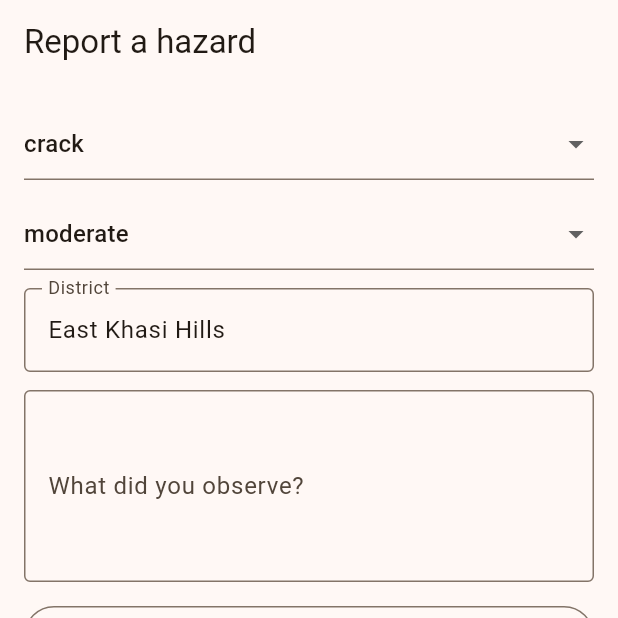
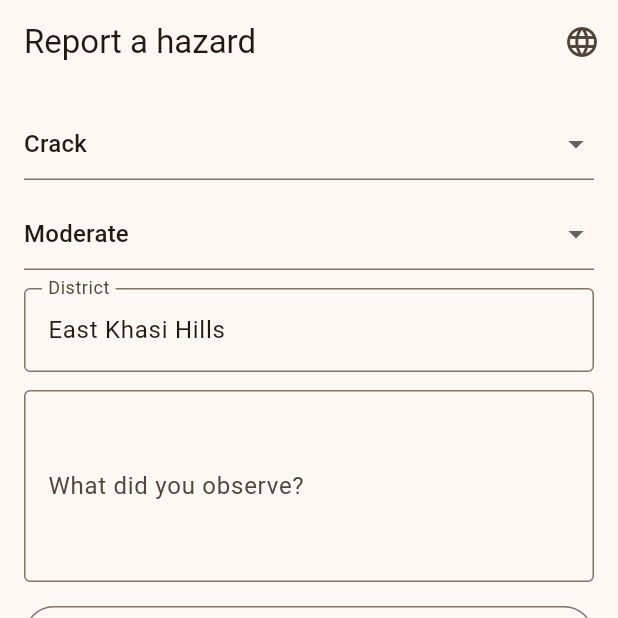
Before and after one commit to sahinurrahman-debug/NER-SHIELD, a Flutter app: the screen it shows after launch, after a tap on "Submit report", on a phone screen of 412 x 824 dp, the top half of it. Run offline on Flutter 3.47's test engine with Material 3 defaults, Android fonts, the phone set to English and light mode, and no system bars; our stand-ins replace geolocator, image_picker, shared_preferences; network calls fail.

Commit message:
Add in-app language picker (English/Hindi/Assamese/Bengali)

```diff
--- a/mobile/lib/main.dart
+++ b/mobile/lib/main.dart
@@ -6,22 +6,48 @@ import 'package:http_parser/http_parser.dart';
 import 'package:image_picker/image_picker.dart';
 import 'package:shared_preferences/shared_preferences.dart';
 
+import 'strings.dart';
+
 const apiBaseUrl = 'https://ner-shield-api.onrender.com';
 
 void main() => runApp(const NerShieldApp());
 
-class NerShieldApp extends StatelessWidget {
+class NerShieldApp extends StatefulWidget {
   const NerShieldApp({super.key});
+  @override
+  State<NerShieldApp> createState() => _NerShieldAppState();
+}
+
+class _NerShieldAppState extends State<NerShieldApp> {
+  String language = 'en';
+
+  @override
+  void initState() {
+    super.initState();
+    SharedPreferences.getInstance().then((prefs) {
+      final saved = prefs.getString('app_language');
+      if (saved != null && supportedLanguages.contains(saved)) setState(() => language = saved);
+    });
+  }
+
+  Future<void> setLanguage(String lang) async {
+    setState(() => language = lang);
+    final prefs = await SharedPreferences.getInstance();
+    await prefs.setString('app_language', lang);
+  }
+
   @override
   Widget build(BuildContext context) => MaterialApp(
     title: 'NER-SHIELD',
     theme: ThemeData(colorSchemeSeed: Colors.orange, useMaterial3: true),
-    home: const HomeShell(),
+    home: HomeShell(language: language, onLanguageChanged: setLanguage),
   );
 }
 
 class HomeShell extends StatefulWidget {
-  const HomeShell({super.key});
+  final String language;
+  final ValueChanged<String> onLanguageChanged;
+  const HomeShell({super.key, required this.language, required this.onLanguageChanged});
   @override
   State<HomeShell> createState() => _HomeShellState();
 }
@@ -30,17 +56,39 @@ class _HomeShellState extends State<HomeShell> {
   int tab = 0;
 
   @override
-  Widget build(BuildContext context) => Scaffold(
-    body: IndexedStack(index: tab, children: const [ReportPage(), AlertsPage()]),
+  Widget build(BuildContext context) {
+    final lang = widget.language;
+    return Scaffold(
+      appBar: AppBar(
+        title: Text(tab == 0 ? t(lang, 'report_appbar') : t(lang, 'alerts_appbar')),
+        actions: [
+          PopupMenuButton<String>(
+            icon: const Icon(Icons.language),
+            tooltip: t(lang, 'language'),
+            onSelected: widget.onLanguageChanged,
+            itemBuilder: (context) => supportedLanguages
+                .map((code) => PopupMenuItem(value: code, child: Text(languageNames[code] ?? code)))
+                .toList(),
+          ),
+          if (tab == 1) IconButton(onPressed: () => _alertsKey.currentState?.refresh(), icon: const Icon(Icons.refresh)),
+        ],
+      ),
+      body: IndexedStack(index: tab, children: [
+        ReportPage(language: lang),
+        AlertsPage(key: _alertsKey, language: lang),
+      ]),
       bottomNavigationBar: NavigationBar(
         selectedIndex: tab,
         onDestinationSelected: (i) => setState(() => tab = i),
-      destinations: const [
-        NavigationDestination(icon: Icon(Icons.report_outlined), label: 'Report'),
-        NavigationDestination(icon: Icon(Icons.notifications_outlined), label: 'Alerts'),
+        destinations: [
+          NavigationDestination(icon: const Icon(Icons.report_outlined), label: t(lang, 'nav_report')),
+          NavigationDestination(icon: const Icon(Icons.notifications_outlined), label: t(lang, 'nav_alerts')),
         ],
       ),
     );
+  }
+
+  final _alertsKey = GlobalKey<_AlertsPageState>();
 }
 
 Future<String?> uploadMedia(XFile file) async {
@@ -65,7 +113,8 @@ Future<String?> uploadMedia(XFile file) async {
 }
 
 class ReportPage extends StatefulWidget {
-  const ReportPage({super.key});
+  final String language;
+  const ReportPage({super.key, required this.language});
   @override
   State<ReportPage> createState() => _ReportPageState();
 }
@@ -75,25 +124,27 @@ class _ReportPageState extends State<ReportPage> {
   final district = TextEditingController(text: 'East Khasi Hills');
   String reportType = 'crack';
   String severity = 'moderate';
-  String status = 'Ready';
+  String? status;
   double? latitude;
   double? longitude;
   XFile? media;
   bool busy = false;
 
+  String get lang => widget.language;
+
   Future<void> captureLocation() async {
-    setState(() => status = 'Getting current location...');
+    setState(() => status = t(lang, 'getting_location'));
     try {
       var permission = await Geolocator.checkPermission();
       if (permission == LocationPermission.denied) {
         permission = await Geolocator.requestPermission();
       }
       if (permission == LocationPermission.denied || permission == LocationPermission.deniedForever) {
-        setState(() => status = 'Location permission denied — using default coordinates.');
+        setState(() => status = t(lang, 'location_denied'));
         return;
       }
       if (!await Geolocator.isLocationServiceEnabled()) {
-        setState(() => status = 'Location services are off — using default coordinates.');
+        setState(() => status = t(lang, 'location_off'));
         return;
       }
       final position = await Geolocator.getCurrentPosition(
@@ -102,17 +153,17 @@ class _ReportPageState extends State<ReportPage> {
       setState(() {
         latitude = position.latitude;
         longitude = position.longitude;
-        status = 'Location captured: ${latitude!.toStringAsFixed(5)}, ${longitude!.toStringAsFixed(5)}';
+        status = '${t(lang, 'location_captured')}: ${latitude!.toStringAsFixed(5)}, ${longitude!.toStringAsFixed(5)}';
       });
     } catch (_) {
-      setState(() => status = 'Could not get location — using default coordinates.');
+      setState(() => status = t(lang, 'location_failed'));
     }
   }
 
   Future<void> pickMedia(ImageSource source, {bool video = false}) async {
     final picker = ImagePicker();
     final file = video ? await picker.pickVideo(source: source) : await picker.pickImage(source: source, imageQuality: 80);
-    if (file != null) setState(() { media = file; status = 'Media attached: ${file.name}'; });
+    if (file != null) setState(() { media = file; status = '${t(lang, 'media_attached')}: ${file.name}'; });
   }
 
   Map<String, dynamic> payload(String? imageUrl) => {
@@ -139,19 +190,19 @@ class _ReportPageState extends State<ReportPage> {
   }
 
   Future<void> submit() async {
-    if (description.text.trim().length < 3) { setState(() => status = 'Describe the hazard in at least 3 characters.'); return; }
+    if (description.text.trim().length < 3) { setState(() => status = t(lang, 'describe_min')); return; }
     setState(() => busy = true);
     String? imageUrl;
     if (media != null) {
       imageUrl = await uploadMedia(media!);
-      if (imageUrl == null) status = 'Could not upload media (offline?) — submitting report without it.';
+      if (imageUrl == null) status = t(lang, 'upload_failed');
     }
     final item = payload(imageUrl);
     final sent = await send(item);
     if (!sent) await saveOffline(item);
     setState(() {
       busy = false;
-      status = sent ? 'Report sent.' : 'Offline: report saved and will sync later.';
+      status = sent ? t(lang, 'report_sent') : t(lang, 'report_offline');
       if (sent) { description.clear(); media = null; }
     });
   }
@@ -162,54 +213,54 @@ class _ReportPageState extends State<ReportPage> {
     final remaining = <String>[];
     for (final raw in queue) { if (!await send(jsonDecode(raw))) remaining.add(raw); }
     await prefs.setStringList('report_queue', remaining);
-    setState(() => status = 'Sync finished. ${remaining.length} report(s) still queued.');
+    setState(() => status = '${t(lang, 'sync_finished')} ${remaining.length} ${t(lang, 'still_queued')}');
   }
 
   @override
-  Widget build(BuildContext context) => Scaffold(
-    appBar: AppBar(title: const Text('Report a hazard')),
-    body: Padding(padding: const EdgeInsets.all(16), child: ListView(children: [
-      DropdownButtonFormField(initialValue: reportType, items: const ['crack','slope_movement','landslide','blocked_road','rockfall','flooding']
-        .map((v) => DropdownMenuItem(value: v, child: Text(v.replaceAll('_', ' ')))).toList(), onChanged: (v) => setState(() => reportType = v!)),
+  Widget build(BuildContext context) => Padding(padding: const EdgeInsets.all(16), child: ListView(children: [
+    DropdownButtonFormField(initialValue: reportType, items: ['crack','slope_movement','landslide','blocked_road','rockfall','flooding']
+      .map((v) => DropdownMenuItem(value: v, child: Text(t(lang, v)))).toList(), onChanged: (v) => setState(() => reportType = v!)),
     const SizedBox(height: 12),
-      DropdownButtonFormField(initialValue: severity, items: const ['low','moderate','high','critical']
-        .map((v) => DropdownMenuItem(value: v, child: Text(v))).toList(), onChanged: (v) => setState(() => severity = v!)),
+    DropdownButtonFormField(initialValue: severity, items: ['low','moderate','high','critical']
+      .map((v) => DropdownMenuItem(value: v, child: Text(t(lang, v)))).toList(), onChanged: (v) => setState(() => severity = v!)),
     const SizedBox(height: 12),
-      TextField(controller: district, decoration: const InputDecoration(labelText: 'District', border: OutlineInputBorder())),
+    TextField(controller: district, decoration: InputDecoration(labelText: t(lang, 'district_label'), border: const OutlineInputBorder())),
     const SizedBox(height: 12),
-      TextField(controller: description, maxLines: 4, decoration: const InputDecoration(labelText: 'What did you observe?', border: OutlineInputBorder())),
+    TextField(controller: description, maxLines: 4, decoration: InputDecoration(labelText: t(lang, 'description_label'), border: const OutlineInputBorder())),
     const SizedBox(height: 12),
     OutlinedButton.icon(onPressed: captureLocation, icon: const Icon(Icons.my_location), label: Text(
-        latitude != null ? 'Location: ${latitude!.toStringAsFixed(4)}, ${longitude!.toStringAsFixed(4)}' : 'Capture current location',
+      latitude != null ? '${t(lang, 'location_prefix')}: ${latitude!.toStringAsFixed(4)}, ${longitude!.toStringAsFixed(4)}' : t(lang, 'capture_location'),
     )),
     const SizedBox(height: 8),
     Row(children: [
-        Expanded(child: OutlinedButton.icon(onPressed: () => pickMedia(ImageSource.camera), icon: const Icon(Icons.photo_camera), label: const Text('Photo'))),
+      Expanded(child: OutlinedButton.icon(onPressed: () => pickMedia(ImageSource.camera), icon: const Icon(Icons.photo_camera), label: Text(t(lang, 'photo')))),
       const SizedBox(width: 8),
-        Expanded(child: OutlinedButton.icon(onPressed: () => pickMedia(ImageSource.gallery), icon: const Icon(Icons.photo_library), label: const Text('Gallery'))),
+      Expanded(child: OutlinedButton.icon(onPressed: () => pickMedia(ImageSource.gallery), icon: const Icon(Icons.photo_library), label: Text(t(lang, 'gallery')))),
     ]),
     const SizedBox(height: 8),
     Row(children: [
-        Expanded(child: OutlinedButton.icon(onPressed: () => pickMedia(ImageSource.camera, video: true), icon: const Icon(Icons.videocam), label: const Text('Video'))),
+      Expanded(child: OutlinedButton.icon(onPressed: () => pickMedia(ImageSource.camera, video: true), icon: const Icon(Icons.videocam), label: Text(t(lang, 'video')))),
     ]),
-      if (media != null) Padding(padding: const EdgeInsets.only(top: 8), child: Text('Attached: ${media!.name}')),
+    if (media != null) Padding(padding: const EdgeInsets.only(top: 8), child: Text('${t(lang, 'attached')}: ${media!.name}')),
     const SizedBox(height: 16),
-      FilledButton(onPressed: busy ? null : submit, child: Text(busy ? 'Submitting…' : 'Submit report')),
-      OutlinedButton(onPressed: busy ? null : syncQueue, child: const Text('Sync saved reports')),
-      const SizedBox(height: 12), Text(status),
-    ])),
-  );
+    FilledButton(onPressed: busy ? null : submit, child: Text(busy ? t(lang, 'submitting') : t(lang, 'submit'))),
+    OutlinedButton(onPressed: busy ? null : syncQueue, child: Text(t(lang, 'sync'))),
+    const SizedBox(height: 12), Text(status ?? t(lang, 'ready')),
+  ]));
 }
 
 class AlertsPage extends StatefulWidget {
-  const AlertsPage({super.key});
+  final String language;
+  const AlertsPage({super.key, required this.language});
   @override
   State<AlertsPage> createState() => _AlertsPageState();
 }
 
 class _AlertsPageState extends State<AlertsPage> {
   List<dynamic> alerts = [];
-  String status = 'Loading...';
+  String? status;
+
+  String get lang => widget.language;
 
   @override
   void initState() {
@@ -218,26 +269,24 @@ class _AlertsPageState extends State<AlertsPage> {
   }
 
   Future<void> refresh() async {
-    setState(() => status = 'Loading...');
+    setState(() => status = t(lang, 'loading'));
     try {
       final response = await http.get(Uri.parse('$apiBaseUrl/api/v1/alerts')).timeout(const Duration(seconds: 10));
       if (response.statusCode == 200) {
-        setState(() { alerts = jsonDecode(response.body) as List<dynamic>; status = alerts.isEmpty ? 'No alerts yet.' : ''; });
+        setState(() { alerts = jsonDecode(response.body) as List<dynamic>; status = alerts.isEmpty ? t(lang, 'no_alerts') : null; });
       } else {
-        setState(() => status = 'Could not load alerts.');
+        setState(() => status = t(lang, 'alerts_load_error'));
       }
     } catch (_) {
-      setState(() => status = 'Offline — could not reach the server.');
+      setState(() => status = t(lang, 'alerts_offline'));
     }
   }
 
   @override
-  Widget build(BuildContext context) => Scaffold(
-    appBar: AppBar(title: const Text('Alerts'), actions: [IconButton(onPressed: refresh, icon: const Icon(Icons.refresh))]),
-    body: RefreshIndicator(
+  Widget build(BuildContext context) => RefreshIndicator(
     onRefresh: refresh,
     child: alerts.isEmpty
-          ? ListView(children: [Padding(padding: const EdgeInsets.all(24), child: Text(status))])
+        ? ListView(children: [Padding(padding: const EdgeInsets.all(24), child: Text(status ?? ''))])
         : ListView.builder(
             itemCount: alerts.length,
             itemBuilder: (context, i) {
@@ -246,11 +295,10 @@ class _AlertsPageState extends State<AlertsPage> {
                 leading: Icon(Icons.warning, color: {
                   'critical': Colors.red, 'high': Colors.orange, 'moderate': Colors.amber, 'low': Colors.green,
                 }[a['severity']] ?? Colors.grey),
-                  title: Text('${(a['severity'] as String).toUpperCase()} · ${a['district'] ?? 'Unknown location'}'),
+                title: Text('${(a['severity'] as String).toUpperCase()} · ${a['district'] ?? t(lang, 'unknown_location')}'),
                 subtitle: Text(a['message'] as String),
               );
             },
           ),
-    ),
   );
 }
```
Also changed, not shown: mobile/lib/strings.dart (added, +169 -0 lines). Lines whose indentation alone changed are shown as unchanged.
